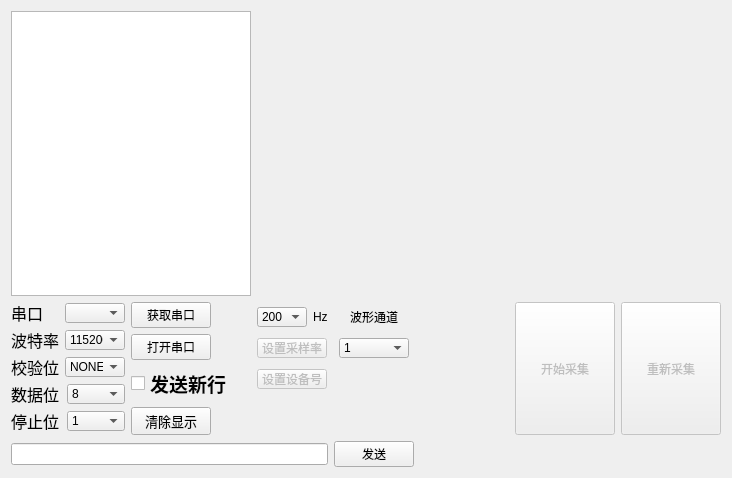
Before: the Qt Designer form mainwindow.ui in lc641777437/collector_manager, drawn with Qt 5.
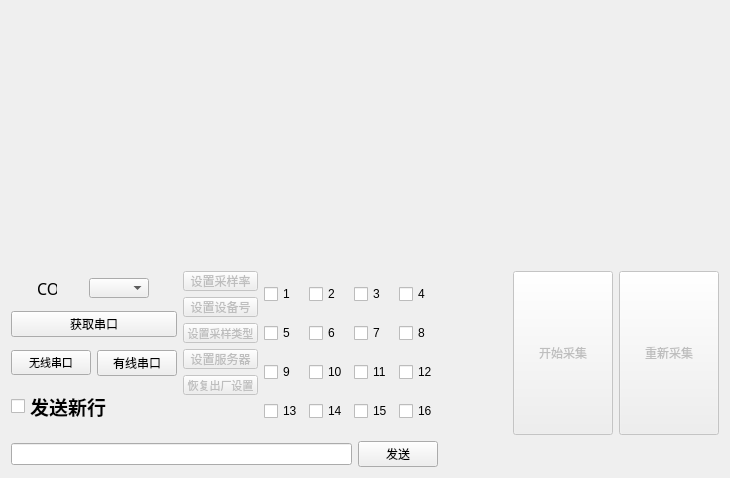
After: the same form once the commit is applied. Custom widgets are drawn as their Qt base class.

What changed in the file:
```diff
--- a/mainwindow.ui
+++ b/mainwindow.ui
@@ -6,7 +6,7 @@
    <rect>
     <x>0</x>
     <y>0</y>
-    <width>732</width>
+    <width>730</width>
     <height>478</height>
    </rect>
   </property>
@@ -14,27 +14,176 @@
    <string>MainWindow</string>
   </property>
   <widget class="QWidget" name="centralWidget">
+   <layout class="QGridLayout" name="gridLayout_3">
+    <item row="0" column="0" colspan="9">
    <layout class="QGridLayout" name="gridLayout">
-    <item row="2" column="5">
-     <layout class="QHBoxLayout" name="horizontalLayout_20">
+      <item row="0" column="1">
+       <widget class="QCustomPlot" name="widget" native="true">
+        <property name="enabled">
+         <bool>false</bool>
+        </property>
+        <property name="sizePolicy">
+         <sizepolicy hsizetype="Expanding" vsizetype="Expanding">
+          <horstretch>0</horstretch>
+          <verstretch>0</verstretch>
+         </sizepolicy>
+        </property>
+       </widget>
+      </item>
+      <item row="0" column="2">
+       <widget class="QCustomPlot" name="widget_2" native="true">
+        <property name="enabled">
+         <bool>false</bool>
+        </property>
+        <property name="sizePolicy">
+         <sizepolicy hsizetype="Expanding" vsizetype="Expanding">
+          <horstretch>0</horstretch>
+          <verstretch>0</verstretch>
+         </sizepolicy>
+        </property>
+       </widget>
+      </item>
+      <item row="1" column="1">
+       <widget class="QCustomPlot" name="widget_3" native="true">
+        <property name="enabled">
+         <bool>false</bool>
+        </property>
+        <property name="sizePolicy">
+         <sizepolicy hsizetype="Expanding" vsizetype="Expanding">
+          <horstretch>0</horstretch>
+          <verstretch>0</verstretch>
+         </sizepolicy>
+        </property>
+       </widget>
+      </item>
+      <item row="1" column="2">
+       <widget class="QCustomPlot" name="widget_4" native="true">
+        <property name="enabled">
+         <bool>false</bool>
+        </property>
+        <property name="sizePolicy">
+         <sizepolicy hsizetype="Expanding" vsizetype="Expanding">
+          <horstretch>0</horstretch>
+          <verstretch>0</verstretch>
+         </sizepolicy>
+        </property>
+       </widget>
+      </item>
+     </layout>
+    </item>
+    <item row="1" column="1">
+     <layout class="QVBoxLayout" name="verticalLayout_5">
       <item>
-       <spacer name="horizontalSpacer_2">
+       <widget class="QPushButton" name="pushButton_setSampleRate">
+        <property name="enabled">
+         <bool>false</bool>
+        </property>
+        <property name="maximumSize">
+         <size>
+          <width>75</width>
+          <height>20</height>
+         </size>
+        </property>
+        <property name="text">
+         <string>设置采样率</string>
+        </property>
+       </widget>
+      </item>
+      <item>
+       <widget class="QPushButton" name="pushButton_SetDeviceID">
+        <property name="enabled">
+         <bool>false</bool>
+        </property>
+        <property name="maximumSize">
+         <size>
+          <width>75</width>
+          <height>20</height>
+         </size>
+        </property>
+        <property name="text">
+         <string>设置设备号</string>
+        </property>
+       </widget>
+      </item>
+      <item>
+       <widget class="QPushButton" name="pushButton_setCTRL">
+        <property name="enabled">
+         <bool>false</bool>
+        </property>
+        <property name="maximumSize">
+         <size>
+          <width>75</width>
+          <height>20</height>
+         </size>
+        </property>
+        <property name="font">
+         <font>
+          <family>Agency FB</family>
+          <pointsize>8</pointsize>
+         </font>
+        </property>
+        <property name="text">
+         <string>设置采样类型</string>
+        </property>
+       </widget>
+      </item>
+      <item>
+       <widget class="QPushButton" name="pushButton_setServerIP">
+        <property name="enabled">
+         <bool>false</bool>
+        </property>
+        <property name="maximumSize">
+         <size>
+          <width>75</width>
+          <height>20</height>
+         </size>
+        </property>
+        <property name="text">
+         <string>设置服务器</string>
+        </property>
+       </widget>
+      </item>
+      <item>
+       <widget class="QPushButton" name="pushButton_Reset_2">
+        <property name="enabled">
+         <bool>false</bool>
+        </property>
+        <property name="maximumSize">
+         <size>
+          <width>75</width>
+          <height>20</height>
+         </size>
+        </property>
+        <property name="font">
+         <font>
+          <family>Agency FB</family>
+          <pointsize>8</pointsize>
+         </font>
+        </property>
+        <property name="text">
+         <string>恢复出厂设置</string>
+        </property>
+       </widget>
+      </item>
+      <item>
+       <spacer name="verticalSpacer">
         <property name="orientation">
-         <enum>Qt::Horizontal</enum>
+         <enum>Qt::Vertical</enum>
+        </property>
+        <property name="sizeType">
+         <enum>QSizePolicy::Preferred</enum>
         </property>
         <property name="sizeHint" stdset="0">
          <size>
-          <width>40</width>
-          <height>20</height>
+          <width>20</width>
+          <height>40</height>
          </size>
         </property>
        </spacer>
       </item>
      </layout>
     </item>
-    <item row="2" column="2">
-     <layout class="QHBoxLayout" name="horizontalLayout_8">
-      <item>
+    <item row="2" column="3">
        <widget class="QPushButton" name="pushButton_Send">
         <property name="sizePolicy">
          <sizepolicy hsizetype="Expanding" vsizetype="Fixed">
@@ -59,92 +208,22 @@
         </property>
        </widget>
       </item>
-     </layout>
-    </item>
-    <item row="2" column="3">
-     <layout class="QHBoxLayout" name="horizontalLayout_15">
-      <item>
-       <spacer name="horizontalSpacer_8">
-        <property name="orientation">
-         <enum>Qt::Horizontal</enum>
-        </property>
-        <property name="sizeHint" stdset="0">
-         <size>
-          <width>40</width>
-          <height>20</height>
-         </size>
-        </property>
-       </spacer>
-      </item>
-     </layout>
-    </item>
-    <item row="2" column="4">
-     <layout class="QHBoxLayout" name="horizontalLayout_21">
-      <item>
-       <spacer name="horizontalSpacer_3">
-        <property name="orientation">
-         <enum>Qt::Horizontal</enum>
-        </property>
-        <property name="sizeHint" stdset="0">
-         <size>
-          <width>40</width>
-          <height>20</height>
-         </size>
-        </property>
-       </spacer>
-      </item>
-     </layout>
-    </item>
-    <item row="0" column="1" colspan="5">
-     <widget class="QCustomPlot" name="widget" native="true">
-      <property name="enabled">
-       <bool>false</bool>
-      </property>
-      <property name="sizePolicy">
-       <sizepolicy hsizetype="Expanding" vsizetype="Expanding">
-        <horstretch>0</horstretch>
-        <verstretch>0</verstretch>
-       </sizepolicy>
-      </property>
+    <item row="2" column="0" colspan="3">
+     <widget class="QLineEdit" name="Input">
+      <property name="cursor">
+       <cursorShape>IBeamCursor</cursorShape>
+      </property>
      </widget>
     </item>
-    <item row="1" column="5">
-     <layout class="QHBoxLayout" name="horizontalLayout_16">
-      <item>
-       <widget class="QPushButton" name="pushButton_Reset">
-        <property name="enabled">
-         <bool>false</bool>
-        </property>
-        <property name="minimumSize">
-         <size>
-          <width>100</width>
-          <height>120</height>
-         </size>
-        </property>
-        <property name="maximumSize">
-         <size>
-          <width>100</width>
-          <height>200</height>
-         </size>
-        </property>
-        <property name="text">
-         <string>重新采集</string>
-        </property>
-       </widget>
-      </item>
-     </layout>
-    </item>
     <item row="1" column="0">
-     <layout class="QHBoxLayout" name="horizontalLayout_6">
-      <item>
-       <layout class="QVBoxLayout" name="verticalLayout">
+     <layout class="QVBoxLayout" name="verticalLayout_2">
         <item>
          <layout class="QHBoxLayout" name="horizontalLayout">
           <item>
            <widget class="QLabel" name="label">
             <property name="maximumSize">
              <size>
-              <width>50</width>
+            <width>20</width>
               <height>20</height>
              </size>
             </property>
@@ -155,7 +234,7 @@
              </font>
             </property>
             <property name="text">
-             <string>串口</string>
+           <string>COM</string>
             </property>
            </widget>
           </item>
@@ -172,265 +251,6 @@
          </layout>
         </item>
         <item>
-         <layout class="QHBoxLayout" name="horizontalLayout_2">
-          <item>
-           <widget class="QLabel" name="label_2">
-            <property name="maximumSize">
-             <size>
-              <width>50</width>
-              <height>20</height>
-             </size>
-            </property>
-            <property name="font">
-             <font>
-              <family>Agency FB</family>
-              <pointsize>12</pointsize>
-             </font>
-            </property>
-            <property name="text">
-             <string>波特率</string>
-            </property>
-           </widget>
-          </item>
-          <item>
-           <widget class="QComboBox" name="Bound">
-            <property name="maximumSize">
-             <size>
-              <width>60</width>
-              <height>20</height>
-             </size>
-            </property>
-            <property name="sizeAdjustPolicy">
-             <enum>QComboBox::AdjustToContents</enum>
-            </property>
-            <item>
-             <property name="text">
-              <string>115200</string>
-             </property>
-            </item>
-            <item>
-             <property name="text">
-              <string>110</string>
-             </property>
-            </item>
-            <item>
-             <property name="text">
-              <string>300</string>
-             </property>
-            </item>
-            <item>
-             <property name="text">
-              <string>600</string>
-             </property>
-            </item>
-            <item>
-             <property name="text">
-              <string>1200</string>
-             </property>
-            </item>
-            <item>
-             <property name="text">
-              <string>2400</string>
-             </property>
-            </item>
-            <item>
-             <property name="text">
-              <string>4800</string>
-             </property>
-            </item>
-            <item>
-             <property name="text">
-              <string>9600</string>
-             </property>
-            </item>
-            <item>
-             <property name="text">
-              <string>14400</string>
-             </property>
-            </item>
-            <item>
-             <property name="text">
-              <string>19200</string>
-             </property>
-            </item>
-            <item>
-             <property name="text">
-              <string>38400</string>
-             </property>
-            </item>
-            <item>
-             <property name="text">
-              <string>56000</string>
-             </property>
-            </item>
-            <item>
-             <property name="text">
-              <string>57600</string>
-             </property>
-            </item>
-            <item>
-             <property name="text">
-              <string>128000</string>
-             </property>
-            </item>
-            <item>
-             <property name="text">
-              <string>256000</string>
-             </property>
-            </item>
-            <item>
-             <property name="text">
-              <string>921600</string>
-             </property>
-            </item>
-           </widget>
-          </item>
-         </layout>
-        </item>
-        <item>
-         <layout class="QHBoxLayout" name="horizontalLayout_3">
-          <item>
-           <widget class="QLabel" name="label_3">
-            <property name="maximumSize">
-             <size>
-              <width>50</width>
-              <height>20</height>
-             </size>
-            </property>
-            <property name="font">
-             <font>
-              <family>Agency FB</family>
-              <pointsize>12</pointsize>
-             </font>
-            </property>
-            <property name="text">
-             <string>校验位</string>
-            </property>
-           </widget>
-          </item>
-          <item>
-           <widget class="QComboBox" name="Check">
-            <property name="maximumSize">
-             <size>
-              <width>60</width>
-              <height>20</height>
-             </size>
-            </property>
-            <item>
-             <property name="text">
-              <string>NONE</string>
-             </property>
-            </item>
-            <item>
-             <property name="text">
-              <string>1</string>
-             </property>
-            </item>
-            <item>
-             <property name="text">
-              <string>2</string>
-             </property>
-            </item>
-           </widget>
-          </item>
-         </layout>
-        </item>
-        <item>
-         <layout class="QHBoxLayout" name="horizontalLayout_4">
-          <item>
-           <widget class="QLabel" name="label_4">
-            <property name="maximumSize">
-             <size>
-              <width>50</width>
-              <height>20</height>
-             </size>
-            </property>
-            <property name="font">
-             <font>
-              <family>Agency FB</family>
-              <pointsize>12</pointsize>
-             </font>
-            </property>
-            <property name="text">
-             <string>数据位</string>
-            </property>
-           </widget>
-          </item>
-          <item>
-           <widget class="QComboBox" name="Data">
-            <property name="maximumSize">
-             <size>
-              <width>60</width>
-              <height>20</height>
-             </size>
-            </property>
-            <item>
-             <property name="text">
-              <string>8</string>
-             </property>
-            </item>
-            <item>
-             <property name="text">
-              <string>7</string>
-             </property>
-            </item>
-            <item>
-             <property name="text">
-              <string>6</string>
-             </property>
-            </item>
-           </widget>
-          </item>
-         </layout>
-        </item>
-        <item>
-         <layout class="QHBoxLayout" name="horizontalLayout_5">
-          <item>
-           <widget class="QLabel" name="label_5">
-            <property name="maximumSize">
-             <size>
-              <width>50</width>
-              <height>20</height>
-             </size>
-            </property>
-            <property name="font">
-             <font>
-              <family>Agency FB</family>
-              <pointsize>12</pointsize>
-             </font>
-            </property>
-            <property name="text">
-             <string>停止位</string>
-            </property>
-           </widget>
-          </item>
-          <item>
-           <widget class="QComboBox" name="Stop">
-            <property name="maximumSize">
-             <size>
-              <width>60</width>
-              <height>20</height>
-             </size>
-            </property>
-            <item>
-             <property name="text">
-              <string>1</string>
-             </property>
-            </item>
-            <item>
-             <property name="text">
-              <string>2</string>
-             </property>
-            </item>
-           </widget>
-          </item>
-         </layout>
-        </item>
-       </layout>
-      </item>
-      <item>
-       <layout class="QVBoxLayout" name="verticalLayout_2">
-        <item>
          <layout class="QHBoxLayout" name="horizontalLayout_10">
           <item>
            <widget class="QPushButton" name="pushButton_GetCOM">
@@ -444,23 +264,23 @@
             </property>
            </widget>
           </item>
-          <item>
-           <spacer name="horizontalSpacer_5">
-            <property name="orientation">
-             <enum>Qt::Horizontal</enum>
-            </property>
-            <property name="sizeHint" stdset="0">
-             <size>
-              <width>40</width>
-              <height>20</height>
-             </size>
-            </property>
-           </spacer>
-          </item>
          </layout>
         </item>
         <item>
          <layout class="QHBoxLayout" name="horizontalLayout_11">
+        <item>
+         <widget class="QPushButton" name="pushButton_wireless">
+          <property name="font">
+           <font>
+            <family>Agency FB</family>
+            <pointsize>8</pointsize>
+           </font>
+          </property>
+          <property name="text">
+           <string>无线串口</string>
+          </property>
+         </widget>
+        </item>
           <item>
            <widget class="QPushButton" name="pushButton_OpenSerial">
             <property name="font">
@@ -470,27 +290,20 @@
              </font>
             </property>
             <property name="text">
-             <string>打开串口</string>
+           <string>有线串口</string>
             </property>
            </widget>
           </item>
-          <item>
-           <spacer name="horizontalSpacer_6">
-            <property name="orientation">
-             <enum>Qt::Horizontal</enum>
-            </property>
-            <property name="sizeHint" stdset="0">
-             <size>
-              <width>40</width>
-              <height>20</height>
-             </size>
-            </property>
-           </spacer>
-          </item>
          </layout>
         </item>
         <item>
          <widget class="QCheckBox" name="check_newLine">
+        <property name="maximumSize">
+         <size>
+          <width>130</width>
+          <height>16777215</height>
+         </size>
+        </property>
           <property name="font">
            <font>
             <family>仿宋</family>
@@ -504,48 +317,10 @@
           </property>
          </widget>
         </item>
-        <item>
-         <layout class="QHBoxLayout" name="horizontalLayout_12">
-          <item>
-           <widget class="QPushButton" name="pushButton_ClearText">
-            <property name="sizePolicy">
-             <sizepolicy hsizetype="Expanding" vsizetype="Fixed">
-              <horstretch>0</horstretch>
-              <verstretch>0</verstretch>
-             </sizepolicy>
-            </property>
-            <property name="font">
-             <font>
-              <family>仿宋</family>
-              <pointsize>10</pointsize>
-             </font>
-            </property>
-            <property name="text">
-             <string>清除显示</string>
-            </property>
-           </widget>
-          </item>
-          <item>
-           <spacer name="horizontalSpacer_7">
-            <property name="orientation">
-             <enum>Qt::Horizontal</enum>
-            </property>
-            <property name="sizeHint" stdset="0">
-             <size>
-              <width>40</width>
-              <height>20</height>
-             </size>
-            </property>
-           </spacer>
-          </item>
-         </layout>
-        </item>
-       </layout>
-      </item>
-     </layout>
-    </item>
-    <item row="1" column="3">
-     <layout class="QHBoxLayout" name="horizontalLayout_19">
+     </layout>
+    </item>
+    <item row="2" column="4" colspan="2">
+     <layout class="QHBoxLayout" name="horizontalLayout_6">
       <item>
        <spacer name="horizontalSpacer">
         <property name="orientation">
@@ -561,133 +336,67 @@
       </item>
      </layout>
     </item>
-    <item row="1" column="1">
-     <layout class="QHBoxLayout" name="horizontalLayout_13">
+    <item row="2" column="8">
+     <layout class="QHBoxLayout" name="horizontalLayout_5">
       <item>
-       <layout class="QVBoxLayout" name="verticalLayout_5">
-        <item>
-         <layout class="QHBoxLayout" name="horizontalLayout_18">
-          <property name="sizeConstraint">
-           <enum>QLayout::SetDefaultConstraint</enum>
-          </property>
-          <item>
-           <widget class="QComboBox" name="comboBox_SampleRate">
-            <property name="maximumSize">
+       <spacer name="horizontalSpacer_2">
+        <property name="orientation">
+         <enum>Qt::Horizontal</enum>
+        </property>
+        <property name="sizeHint" stdset="0">
              <size>
-              <width>50</width>
+          <width>40</width>
               <height>20</height>
              </size>
             </property>
-            <item>
-             <property name="text">
-              <string>200</string>
-             </property>
-            </item>
-            <item>
-             <property name="text">
-              <string>100</string>
-             </property>
-            </item>
-            <item>
-             <property name="text">
-              <string>150</string>
-             </property>
-            </item>
-            <item>
-             <property name="text">
-              <string>50</string>
-             </property>
-            </item>
-            <item>
-             <property name="text">
-              <string>25</string>
-             </property>
-            </item>
-            <item>
-             <property name="text">
-              <string>10</string>
-             </property>
-            </item>
-            <item>
-             <property name="text">
-              <string>5</string>
-             </property>
-            </item>
-            <item>
-             <property name="text">
-              <string>1</string>
-             </property>
-            </item>
-           </widget>
-          </item>
-          <item>
-           <widget class="QLabel" name="label_6">
-            <property name="maximumSize">
-             <size>
-              <width>20</width>
-              <height>20</height>
-             </size>
-            </property>
-            <property name="text">
-             <string>Hz</string>
-            </property>
-           </widget>
-          </item>
-         </layout>
-        </item>
+       </spacer>
+      </item>
+     </layout>
+    </item>
+    <item row="1" column="8">
+     <layout class="QHBoxLayout" name="horizontalLayout_2">
         <item>
-         <widget class="QPushButton" name="pushButton_setSampleRate">
+       <widget class="QPushButton" name="pushButton_Reset">
           <property name="enabled">
            <bool>false</bool>
           </property>
-          <property name="maximumSize">
+        <property name="minimumSize">
            <size>
-            <width>70</width>
-            <height>20</height>
-           </size>
-          </property>
-          <property name="text">
-           <string>设置采样率</string>
-          </property>
-         </widget>
-        </item>
-        <item>
-         <widget class="QPushButton" name="pushButton_SetDeviceID">
-          <property name="enabled">
-           <bool>false</bool>
-          </property>
+          <width>100</width>
+          <height>120</height>
+         </size>
+        </property>
           <property name="maximumSize">
            <size>
-            <width>70</width>
-            <height>20</height>
+          <width>100</width>
+          <height>200</height>
            </size>
           </property>
           <property name="text">
-           <string>设置设备号</string>
+         <string>重新采集</string>
           </property>
          </widget>
         </item>
+     </layout>
+    </item>
+    <item row="2" column="7">
+     <layout class="QHBoxLayout" name="horizontalLayout_4">
         <item>
-         <spacer name="verticalSpacer">
+       <spacer name="horizontalSpacer_3">
           <property name="orientation">
-           <enum>Qt::Vertical</enum>
-          </property>
-          <property name="sizeType">
-           <enum>QSizePolicy::Preferred</enum>
-          </property>
+         <enum>Qt::Horizontal</enum>
+        </property>
           <property name="sizeHint" stdset="0">
            <size>
-            <width>20</width>
-            <height>40</height>
+          <width>40</width>
+          <height>20</height>
            </size>
           </property>
          </spacer>
         </item>
        </layout>
       </item>
-     </layout>
-    </item>
-    <item row="1" column="4">
+    <item row="1" column="7">
      <layout class="QHBoxLayout" name="horizontalLayout_17">
       <item>
        <widget class="QPushButton" name="pushButton_StartCollect">
@@ -713,174 +422,140 @@
       </item>
      </layout>
     </item>
-    <item row="1" column="2">
-     <layout class="QHBoxLayout" name="horizontalLayout_7">
+    <item row="1" column="4">
+     <layout class="QHBoxLayout" name="horizontalLayout_3">
       <item>
-       <layout class="QVBoxLayout" name="verticalLayout_3">
-        <item>
-         <widget class="QLabel" name="label_7">
-          <property name="maximumSize">
-           <size>
-            <width>70</width>
-            <height>20</height>
-           </size>
-          </property>
-          <property name="text">
-           <string>&lt;html&gt;&lt;head/&gt;&lt;body&gt;&lt;p align=&quot;center&quot;&gt;波形通道&lt;/p&gt;&lt;/body&gt;&lt;/html&gt;</string>
-          </property>
-          <property name="textFormat">
-           <enum>Qt::AutoText</enum>
-          </property>
-         </widget>
-        </item>
-        <item>
-         <widget class="QComboBox" name="comboBoxChannal">
-          <property name="maximumSize">
+       <spacer name="horizontalSpacer_4">
+        <property name="orientation">
+         <enum>Qt::Horizontal</enum>
+        </property>
+        <property name="sizeHint" stdset="0">
            <size>
-            <width>70</width>
+          <width>40</width>
             <height>20</height>
            </size>
           </property>
-          <item>
+       </spacer>
+      </item>
+     </layout>
+    </item>
+    <item row="1" column="2" colspan="2">
+     <layout class="QGridLayout" name="gridLayout_2">
+      <item row="0" column="0">
+       <widget class="QCheckBox" name="checkBox_1">
            <property name="text">
             <string>1</string>
            </property>
-          </item>
-          <item>
-           <property name="text">
-            <string>2</string>
-           </property>
-          </item>
-          <item>
+       </widget>
+      </item>
+      <item row="0" column="2">
+       <widget class="QCheckBox" name="checkBox_3">
            <property name="text">
             <string>3</string>
            </property>
-          </item>
-          <item>
+       </widget>
+      </item>
+      <item row="2" column="1">
+       <widget class="QCheckBox" name="checkBox_10">
+        <property name="text">
+         <string>10</string>
+        </property>
+       </widget>
+      </item>
+      <item row="0" column="3">
+       <widget class="QCheckBox" name="checkBox_4">
            <property name="text">
             <string>4</string>
            </property>
-          </item>
-          <item>
-           <property name="text">
-            <string>5</string>
-           </property>
-          </item>
-          <item>
-           <property name="text">
-            <string>6</string>
-           </property>
-          </item>
-          <item>
+       </widget>
+      </item>
+      <item row="1" column="2">
+       <widget class="QCheckBox" name="checkBox_7">
            <property name="text">
             <string>7</string>
            </property>
-          </item>
-          <item>
+       </widget>
+      </item>
+      <item row="1" column="3">
+       <widget class="QCheckBox" name="checkBox_8">
            <property name="text">
             <string>8</string>
            </property>
-          </item>
-          <item>
+       </widget>
+      </item>
+      <item row="3" column="2">
+       <widget class="QCheckBox" name="checkBox_15">
            <property name="text">
-            <string>9</string>
-           </property>
-          </item>
-          <item>
+         <string>15</string>
+        </property>
+       </widget>
+      </item>
+      <item row="3" column="3">
+       <widget class="QCheckBox" name="checkBox_16">
            <property name="text">
-            <string>10</string>
-           </property>
-          </item>
-          <item>
+         <string>16</string>
+        </property>
+       </widget>
+      </item>
+      <item row="2" column="2">
+       <widget class="QCheckBox" name="checkBox_11">
            <property name="text">
             <string>11</string>
            </property>
-          </item>
-          <item>
+       </widget>
+      </item>
+      <item row="2" column="3">
+       <widget class="QCheckBox" name="checkBox_12">
            <property name="text">
             <string>12</string>
            </property>
-          </item>
-          <item>
-           <property name="text">
-            <string>13</string>
-           </property>
-          </item>
-          <item>
+       </widget>
+      </item>
+      <item row="3" column="1">
+       <widget class="QCheckBox" name="checkBox_14">
            <property name="text">
             <string>14</string>
            </property>
-          </item>
-          <item>
+       </widget>
+      </item>
+      <item row="0" column="1">
+       <widget class="QCheckBox" name="checkBox_2">
            <property name="text">
-            <string>15</string>
-           </property>
-          </item>
-          <item>
+         <string>2</string>
+        </property>
+       </widget>
+      </item>
+      <item row="1" column="0">
+       <widget class="QCheckBox" name="checkBox_5">
            <property name="text">
-            <string>16</string>
-           </property>
-          </item>
-         </widget>
-        </item>
-        <item>
-         <spacer name="verticalSpacer_2">
-          <property name="orientation">
-           <enum>Qt::Vertical</enum>
-          </property>
-          <property name="sizeType">
-           <enum>QSizePolicy::Maximum</enum>
-          </property>
-          <property name="sizeHint" stdset="0">
-           <size>
-            <width>20</width>
-            <height>70</height>
-           </size>
-          </property>
-         </spacer>
-        </item>
-       </layout>
-      </item>
-     </layout>
-    </item>
-    <item row="2" column="0" colspan="2">
-     <widget class="QLineEdit" name="Input">
-      <property name="cursor">
-       <cursorShape>IBeamCursor</cursorShape>
+         <string>5</string>
+        </property>
+       </widget>
+      </item>
+      <item row="2" column="0">
+       <widget class="QCheckBox" name="checkBox_9">
+        <property name="text">
+         <string>9</string>
+        </property>
+       </widget>
+      </item>
+      <item row="3" column="0">
+       <widget class="QCheckBox" name="checkBox_13">
+        <property name="text">
+         <string>13</string>
       </property>
      </widget>
     </item>
-    <item row="0" column="0">
-     <widget class="QPlainTextEdit" name="TextPlain">
-      <property name="maximumSize">
-       <size>
-        <width>1677725</width>
-        <height>16777215</height>
-       </size>
-      </property>
-      <property name="autoFillBackground">
-       <bool>true</bool>
-      </property>
-      <property name="lineWidth">
-       <number>25</number>
-      </property>
-      <property name="midLineWidth">
-       <number>0</number>
-      </property>
-      <property name="horizontalScrollBarPolicy">
-       <enum>Qt::ScrollBarAsNeeded</enum>
-      </property>
-      <property name="sizeAdjustPolicy">
-       <enum>QAbstractScrollArea::AdjustToContents</enum>
-      </property>
-      <property name="readOnly">
-       <bool>true</bool>
-      </property>
+      <item row="1" column="1">
+       <widget class="QCheckBox" name="checkBox_6">
+        <property name="text">
+         <string>6</string>
+        </property>
      </widget>
     </item>
    </layout>
-   <zorder>TextPlain</zorder>
-   <zorder>widget</zorder>
+    </item>
+   </layout>
    <zorder>Input</zorder>
    <zorder>widget_2</zorder>
    <zorder>widget_3</zorder>
```
Left out of the diff: 7 changed lines with no effect on the pictures. Lines whose indentation alone changed are shown as unchanged.
